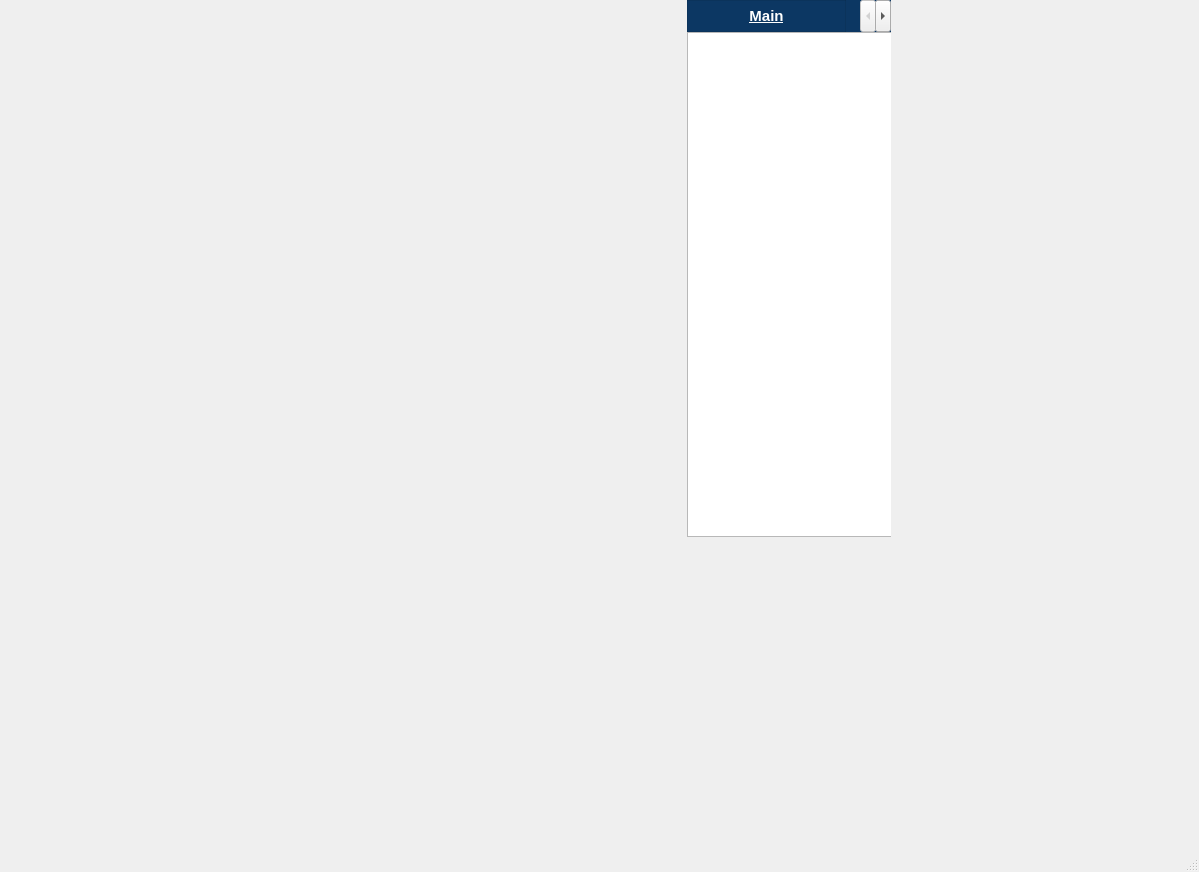
This is ui/Main.ui in wjqsec/EmuGUI as Qt 5 draws it before an edit. The edited form follows.
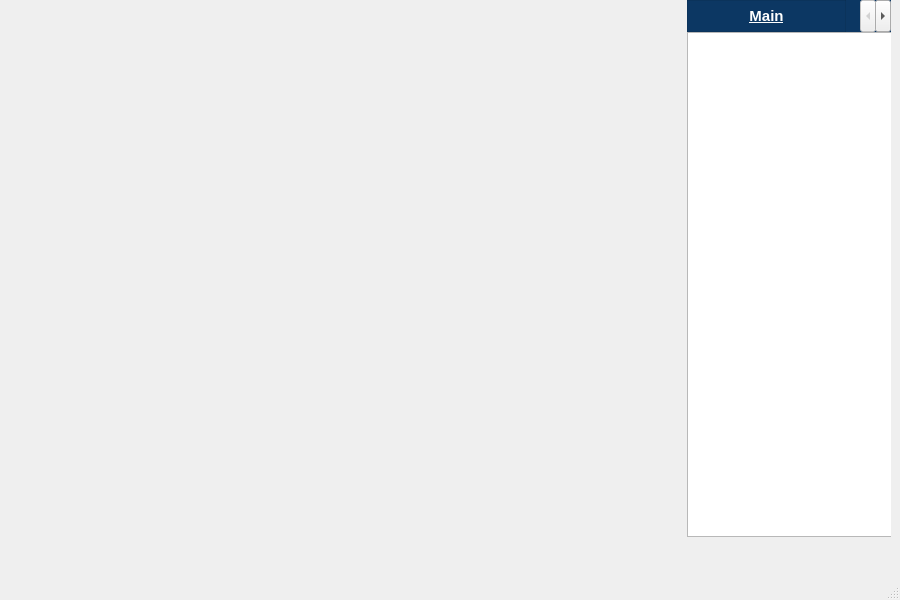
This is the edited form. Icons and pictures are not drawn.

Diff of the .ui file:
```diff
--- a/ui/Main.ui
+++ b/ui/Main.ui
@@ -6,8 +6,8 @@
    <rect>
     <x>0</x>
     <y>0</y>
-    <width>1199</width>
-    <height>872</height>
+    <width>900</width>
+    <height>600</height>
    </rect>
   </property>
   <property name="windowTitle">
```
Left out of the diff: 4 changed lines with no effect on the pictures.
